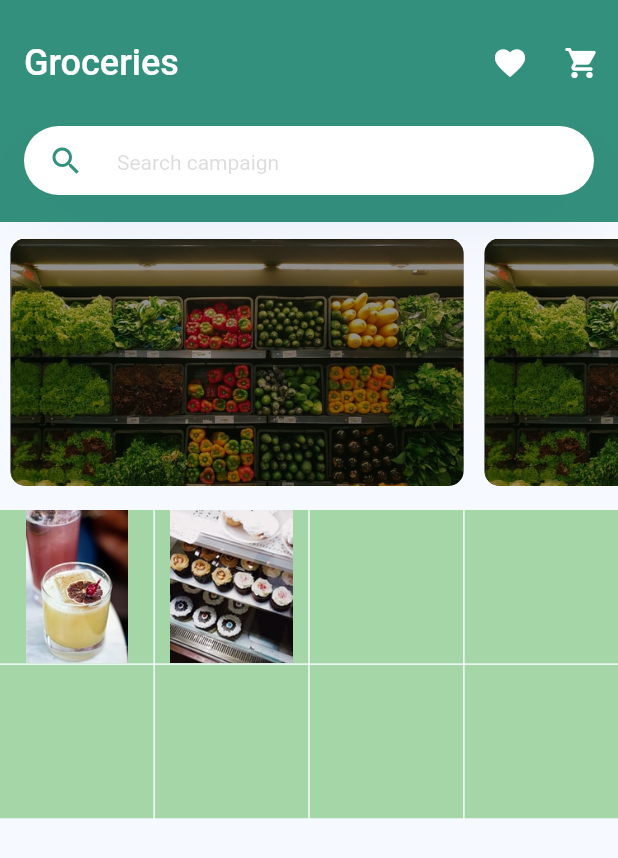
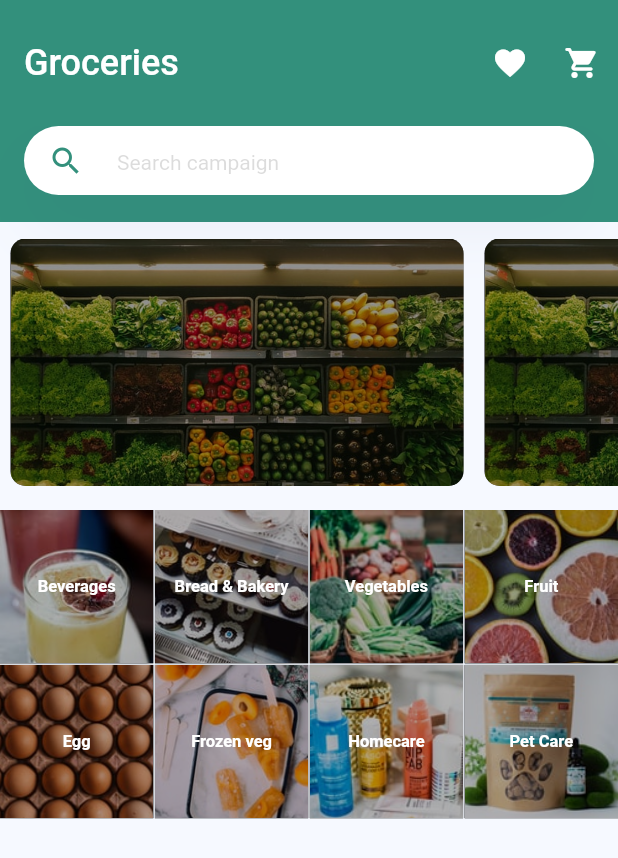
Before and after one commit to mateusisrael/tradly, a Flutter app: the screen it shows after launch, on a phone screen of 412 x 824 dp. Shown: the top 858 px of the screen. Run offline on Flutter 3.47's test engine with Material 2 defaults, Android fonts, the phone set to English and light mode, and no system bars.

Commit message:
add images in the grid

```diff
--- a/lib/screens/home.dart
+++ b/lib/screens/home.dart
@@ -4,6 +4,29 @@ import 'package:material_tradly/components/search_bar.dart';
 
 class Home extends StatelessWidget {
   const Home({Key? key}) : super(key: key);
+
+  _gridContent(String imagePath, String title) {
+    return Container(
+      decoration: BoxDecoration(
+          color: const Color(0xff000000),
+          image: DecorationImage(
+              opacity: 0.7,
+              fit: BoxFit.cover,
+              alignment: Alignment.center,
+              image: AssetImage(imagePath))),
+      width: 90,
+      height: 90,
+      child: Center(
+        child: Text(
+          title,
+          style: const TextStyle(
+              fontSize: 11,
+              fontWeight: FontWeight.w600,
+              color: Color(0xffffffff)),
+        ),
+      ),
+    );
+  }
 
   @override
   Widget build(BuildContext context) {
@@ -19,52 +42,14 @@ class Home extends StatelessWidget {
           mainAxisSpacing: 1,
           crossAxisCount: 4,
           children: [
-            Container(
-              decoration: BoxDecoration(
-                  color: Colors.green[200],
-                  image: const DecorationImage(
-                      image: AssetImage('images/beverages.jpeg'))),
-              width: 90,
-              height: 90,
-            ),
-            Container(
-              decoration: BoxDecoration(
-                  color: Colors.green[200],
-                  image: const DecorationImage(
-                      image: AssetImage('images/bread-and-bakery.jpeg'))),
-              width: 90,
-              height: 90,
-            ),
-            Container(
-              decoration: BoxDecoration(color: Colors.green[200]),
-              width: 90,
-              height: 90,
-            ),
-            Container(
-              decoration: BoxDecoration(color: Colors.green[200]),
-              width: 90,
-              height: 90,
-            ),
-            Container(
-              decoration: BoxDecoration(color: Colors.green[200]),
-              width: 90,
-              height: 90,
-            ),
-            Container(
-              decoration: BoxDecoration(color: Colors.green[200]),
-              width: 90,
-              height: 90,
-            ),
-            Container(
-              decoration: BoxDecoration(color: Colors.green[200]),
-              width: 90,
-              height: 90,
-            ),
-            Container(
-              decoration: BoxDecoration(color: Colors.green[200]),
-              width: 90,
-              height: 90,
-            ),
+            _gridContent('images/beverages.jpeg', 'Beverages'),
+            _gridContent('images/bread-and-bakery.jpeg', 'Bread & Bakery'),
+            _gridContent('images/vegetables.jpeg', 'Vegetables'),
+            _gridContent('images/fruit.jpeg', 'Fruit'),
+            _gridContent('images/egg.jpeg', 'Egg'),
+            _gridContent('images/frozen-veg.jpeg', 'Frozen veg'),
+            _gridContent('images/home-care.jpeg', 'Homecare'),
+            _gridContent('images/pet-care.jpeg', 'Pet Care'),
           ],
         )
       ],
```
